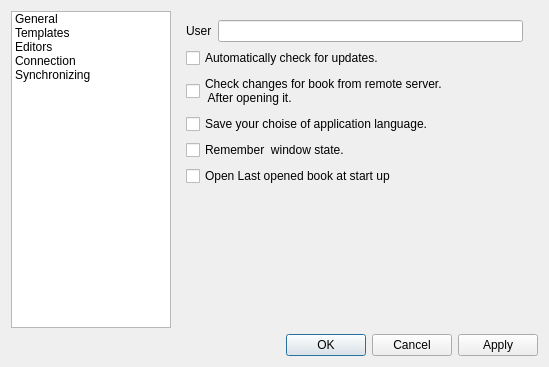
Qt form ui/settings.ui (pussbb/QHDA) before a commit.
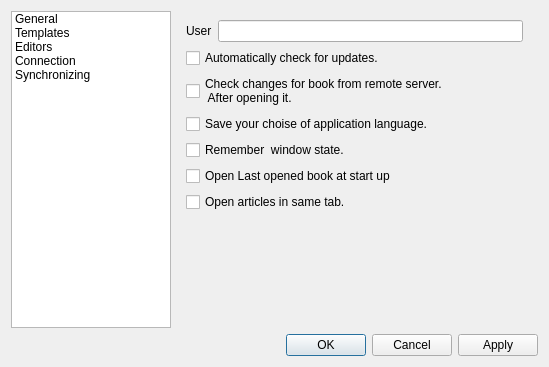
The same form after that commit. Icons and pictures are not drawn.

The edit to the form file:
```diff
--- a/ui/settings.ui
+++ b/ui/settings.ui
@@ -169,6 +169,13 @@
          </property>
         </widget>
        </item>
+       <item row="7" column="0" colspan="2">
+        <widget class="QCheckBox" name="newTab">
+         <property name="text">
+          <string>Open articles in same tab.</string>
+         </property>
+        </widget>
+       </item>
       </layout>
      </widget>
      <widget class="QWidget" name="page_2">
```
